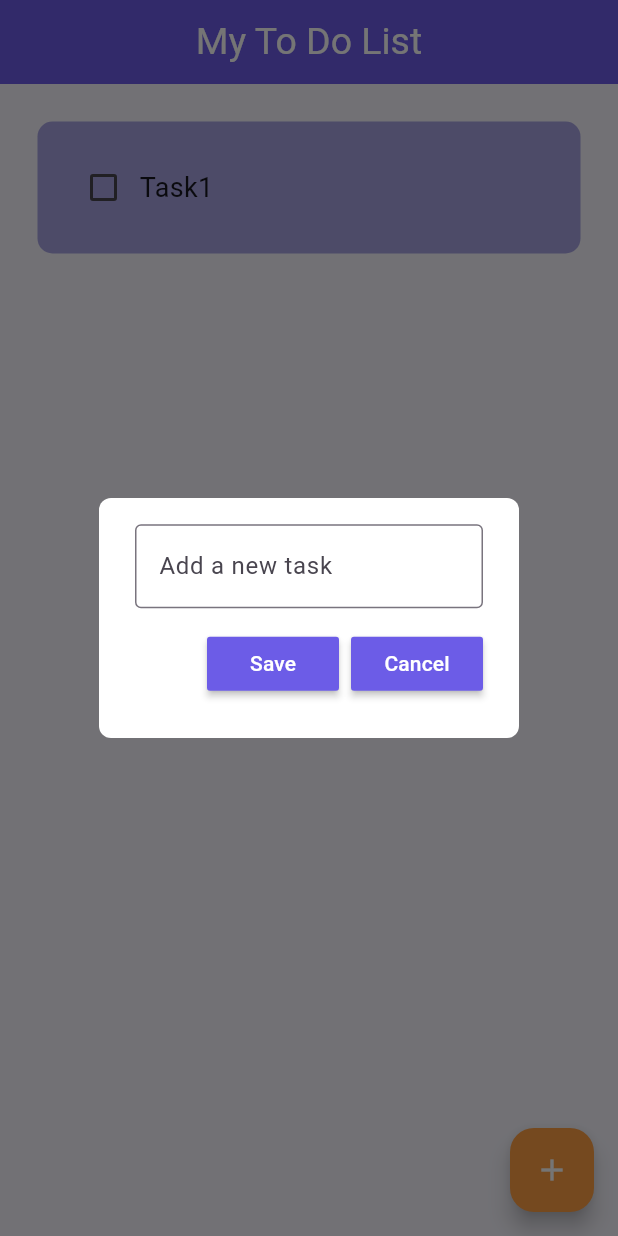
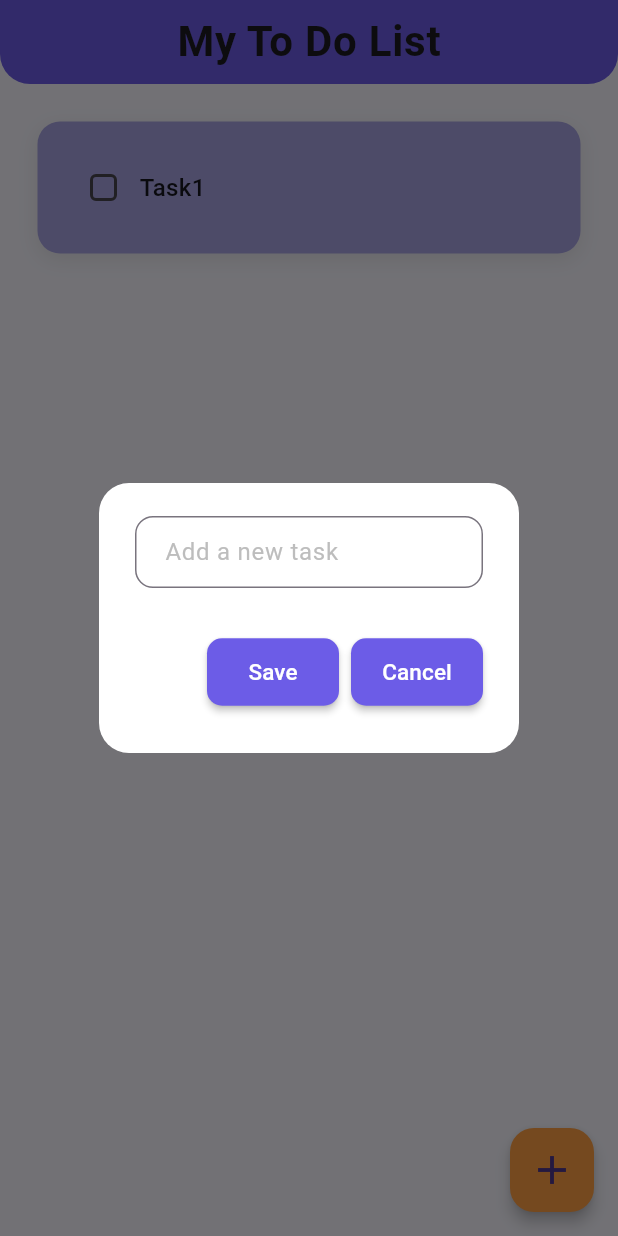
Before and after one commit to pererabsdt/to-do-list-app, a Flutter app: the screen it shows after launch, after a tap on the "add" icon, on a phone screen of 412 x 824 dp. Run offline on Flutter 3.47's test engine with Material 3 defaults, Android fonts, the phone set to English and light mode, and no system bars; drawn by our look-alikes of flutter_slidable; our stand-ins replace hive_flutter; accounts and stored records are empty; Roboto replaces fonts that are missing (Poppins).

Commit message:
Add more UI changes

```diff
--- a/lib/pages/home_page.dart
+++ b/lib/pages/home_page.dart
@@ -72,15 +72,29 @@ class _HomePageState extends State<HomePage> {
         title: Center(
           child: Text(
             'My To Do List',
-            style: TextStyle(fontSize: 25, color: Colors.white),
+            style: TextStyle(
+              fontSize: 28,
+              fontFamily: 'Poppins',
+              fontWeight: FontWeight.w600,
+              letterSpacing: 0.5,
+            ),
           ),
         ),
         elevation: 0,
+        shape: RoundedRectangleBorder(
+          borderRadius: BorderRadius.vertical(
+            bottom: Radius.circular(20),
+          ),
+        ),
       ),
       floatingActionButton: FloatingActionButton(
         onPressed: createNewTask,
-        backgroundColor: Color(0xFFFF9F43), // Orange accent
-        child: Icon(Icons.add, color: Colors.white),
+        backgroundColor: Color(0xFFFF9F43),
+        elevation: 4,
+        shape: RoundedRectangleBorder(
+          borderRadius: BorderRadius.circular(16),
+        ),
+        child: Icon(Icons.add, size: 32),
       ),
       body: ListView.builder(
         itemCount: db.toDoList.length,
--- a/lib/util/dialog_box.dart
+++ b/lib/util/dialog_box.dart
@@ -16,31 +16,46 @@ class DialogBox extends StatelessWidget {
   @override
   Widget build(BuildContext context) {
     return AlertDialog(
-        backgroundColor: Colors.white, // White background
+      backgroundColor: Colors.white,
       shape: RoundedRectangleBorder(
-          borderRadius: BorderRadius.circular(8),
+        borderRadius: BorderRadius.circular(20),
       ),
       content: SizedBox(
-          height: 120,
-          child: Column(
-              mainAxisAlignment: MainAxisAlignment.spaceEvenly,
-              children: [
+        height: 140,
+        child:
+            Column(mainAxisAlignment: MainAxisAlignment.spaceEvenly, children: [
           TextField(
             controller: controller,
+            style: TextStyle(
+              fontFamily: 'Poppins',
+              fontSize: 16,
+            ),
             decoration: InputDecoration(
               border: OutlineInputBorder(
-                      borderSide: BorderSide(color: Color(0xFF6C5CE7)), // Primary purple
+                borderRadius: BorderRadius.circular(12),
+                borderSide: BorderSide(color: Color(0xFF6C5CE7)),
+              ),
+              focusedBorder: OutlineInputBorder(
+                borderRadius: BorderRadius.circular(12),
+                borderSide: BorderSide(color: Color(0xFF6C5CE7), width: 2),
               ),
               hintText: "Add a new task",
+              hintStyle: TextStyle(
+                fontFamily: 'Poppins',
+                color: Colors.grey[400],
+              ),
+              contentPadding:
+                  EdgeInsets.symmetric(horizontal: 16, vertical: 12),
             ),
           ),
-                const SizedBox(height: 10),
+          const SizedBox(height: 20),
           Row(mainAxisAlignment: MainAxisAlignment.end, children: [
             MyButton(text: "Save", onPressed: onSave),
             const SizedBox(width: 8),
             MyButton(text: "Cancel", onPressed: onCancel)
           ]),
         ]),
-        ));
+      ),
+    );
   }
 }
--- a/lib/util/my_button.dart
+++ b/lib/util/my_button.dart
@@ -14,9 +14,20 @@ class MyButton extends StatelessWidget {
   Widget build(BuildContext context) {
     return MaterialButton(
       onPressed: onPressed,
-      color: Color(0xFF6C5CE7), // Primary purple
+      color: Color(0xFF6C5CE7),
       textColor: Colors.white,
-      child: Text(text),
+      shape: RoundedRectangleBorder(
+        borderRadius: BorderRadius.circular(10),
+      ),
+      padding: EdgeInsets.symmetric(horizontal: 20, vertical: 12),
+      child: Text(
+        text,
+        style: TextStyle(
+          fontFamily: 'Poppins',
+          fontSize: 15,
+          fontWeight: FontWeight.w500,
+        ),
+      ),
     );
   }
 }
--- a/lib/util/to_do_tile.dart
+++ b/lib/util/to_do_tile.dart
@@ -34,24 +34,40 @@ class ToDoTile extends StatelessWidget {
         child: Container(
           padding: const EdgeInsets.all(20),
           decoration: BoxDecoration(
-            color: Color(0xFFA8A4E3), // Light purple
-            borderRadius: BorderRadius.circular(10),
+            color: Color(0xFFA8A4E3),
+            borderRadius: BorderRadius.circular(15),
+            boxShadow: [
+              BoxShadow(
+                color: Colors.black.withOpacity(0.08),
+                offset: Offset(0, 4),
+                blurRadius: 10,
+              ),
+            ],
           ),
           child: Row(
             children: [
               Checkbox(
                 value: taskCompleted,
                 onChanged: onChanged,
-                activeColor: Color(0xFF6C5CE7), // Primary purple
+                activeColor: Color(0xFF6C5CE7),
+                shape: RoundedRectangleBorder(
+                  borderRadius: BorderRadius.circular(4),
+                ), // Primary purple
               ),
-              Text(
-                taskName,
-                style: TextStyle(
-                  fontSize: 18,
-                  color: Colors.black87,
-                  decoration: taskCompleted
-                      ? TextDecoration.lineThrough
-                      : TextDecoration.none,
+              Expanded(
+                child: Text(
+                  taskName,
+                  style: TextStyle(
+                    fontSize: 16,
+                    fontFamily: 'Poppins',
+                    fontWeight:
+                        taskCompleted ? FontWeight.normal : FontWeight.w500,
+                    decoration: taskCompleted
+                        ? TextDecoration.lineThrough
+                        : TextDecoration.none,
+                    decorationThickness: 2,
+                    color: taskCompleted ? Colors.black45 : Colors.black87,
+                  ),
                 ),
               ),
             ],
```
Also changed, not shown: pubspec.yaml (+7 -0 lines). Lines whose indentation alone changed are shown as unchanged.
